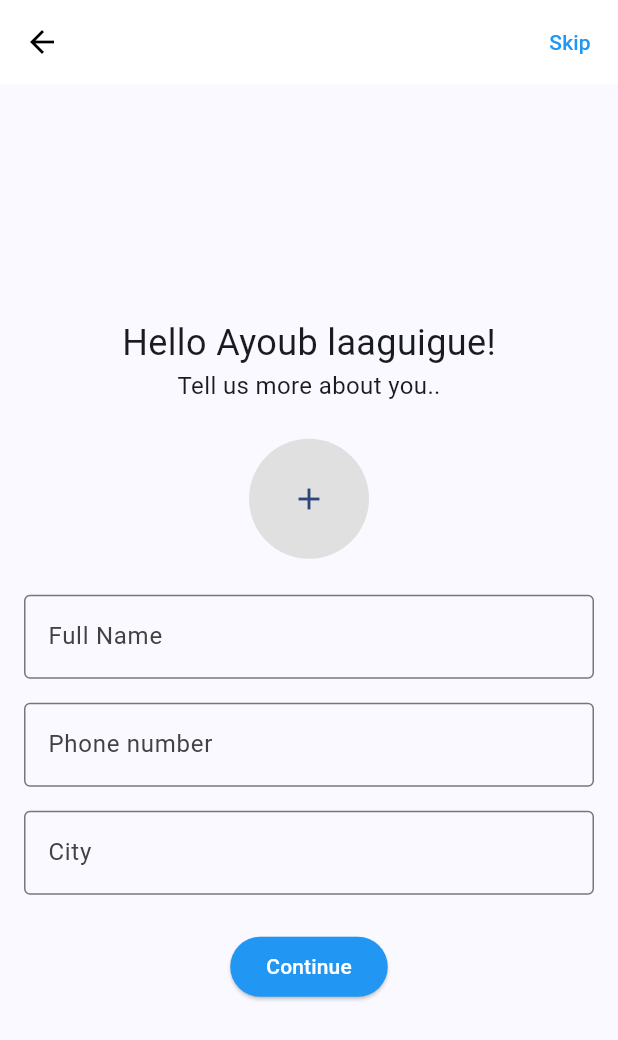
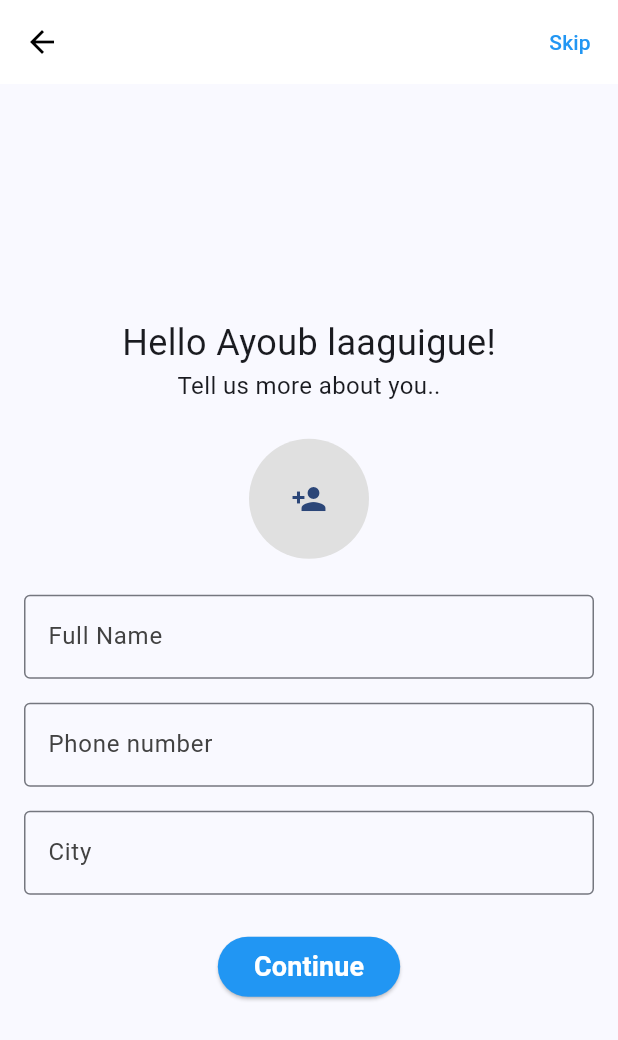
Before and after one commit to laaguigue/washaa, a Flutter app: the ProfilePage screen opened directly, on a phone screen of 412 x 824 dp. Shown: the top 1040 px of the screen. Run offline on Flutter 3.47's test engine with Material 3 defaults, Android fonts, the light colour scheme and no system bars; our stand-ins replace animate_do, flutter_native_splash, image_picker, shared_preferences, smooth_page_indicator; accounts and stored records are empty.

Commit message:
all the work is here in code feel free ❤️❤️❤️❤️👌👌👌👌😢😢

```diff
--- a/lib/auth/screens/Profile_Page.dart
+++ b/lib/auth/screens/Profile_Page.dart
@@ -1,24 +1,44 @@
+import 'dart:io';
 import 'package:flutter/material.dart';
+import 'package:image_picker/image_picker.dart';
 
-class ProfilePage extends StatelessWidget {
+class ProfilePage extends StatefulWidget {
+  @override
+  _ProfilePageState createState() => _ProfilePageState();
+}
+
+class _ProfilePageState extends State<ProfilePage> {
+  File? _image;
+
+  Future<void> _pickImage() async {
+    try {
+      final pickedFile =
+          await ImagePicker().pickImage(source: ImageSource.gallery);
+      if (pickedFile != null) {
+        setState(() {
+          _image = File(pickedFile.path);
+        });
+      }
+    } catch (e) {
+      print('hade lcode makhadamach khouya : $e');
+    }
+  }
+
   @override
   Widget build(BuildContext context) {
     return Scaffold(
       appBar: AppBar(
         leading: BackButton(
-          color: Colors.black, // adjust the color to match your design
+          color: Colors.black,
         ),
-        backgroundColor: Colors.white, // Color for AppBar
-        elevation: 0, // Remove shadow
+        backgroundColor: Colors.white,
+        elevation: 0,
         actions: [
           TextButton(
-            onPressed: () {
-              // Define the action for the skip button
-            },
+            onPressed: () {},
             child: Text(
               'Skip',
-              style: TextStyle(
-                  color: Colors.blue), // adjust the color to match your design
+              style: TextStyle(color: Colors.blue),
             ),
           ),
         ],
@@ -30,24 +50,29 @@ class ProfilePage extends StatelessWidget {
           children: <Widget>[
             Text(
               'Hello Ayoub laaguigue!',
-              style: TextStyle(
-                  fontSize: 24.0), // adjust the styling to match your design
+              style: TextStyle(fontSize: 24.0),
             ),
             Text(
               'Tell us more about you..',
-              style: TextStyle(
-                  fontSize: 16.0), // adjust the styling to match your design
+              style: TextStyle(fontSize: 16.0),
             ),
             SizedBox(height: 24.0),
             CircleAvatar(
-              radius: 40, // adjust the size to match your design
+              radius: 40,
               backgroundColor: Colors.grey.shade300,
-              child: IconButton(
-                icon: Icon(Icons.add),
-                onPressed: () {
-                  // Define the action for the add profile picture button
-                },
-              ),
+              child: _image == null
+                  ? IconButton(
+                      icon: Icon(Icons.person_add),
+                      onPressed: _pickImage,
+                    )
+                  : ClipOval(
+                      child: Image.file(
+                        _image!,
+                        width: 80,
+                        height: 80,
+                        fit: BoxFit.cover,
+                      ),
+                    ),
             ),
             SizedBox(height: 24.0),
             TextField(
@@ -72,7 +97,7 @@ class ProfilePage extends StatelessWidget {
                     OutlineInputBorder(), // Adds a border around the TextField
                 labelText: 'Phone number',
                 hintText: 'Phone number',
-                prefixText: '+212 ', // adjust the prefix as needed
+                prefixText: '+212   ', // adjust the prefix as needed
                 labelStyle: TextStyle(
                   fontSize: 16.0, // Adjusts the font size of the label
                   color: Colors.grey[800], // Changes the label text color
@@ -102,13 +127,19 @@ class ProfilePage extends StatelessWidget {
             SizedBox(height: 24.0),
             ElevatedButton(
               style: ElevatedButton.styleFrom(
+                shape: RoundedRectangleBorder(
+                    borderRadius: BorderRadius.circular(50)),
                 foregroundColor: Colors.white,
-                backgroundColor: Colors.blue, // foreground (text) color
+                backgroundColor: Colors.blue,
               ),
-              onPressed: () {
-                // Define what happens when the button is pressed
-              },
-              child: Text('Continue'),
+              onPressed: () {},
+              child: Text(
+                'Continue',
+                style: TextStyle(
+                    fontWeight: FontWeight.w600,
+                    fontSize: 18,
+                    color: Colors.white),
+              ),
             ),
           ],
         ),
--- a/pubspec.yaml
+++ b/pubspec.yaml
@@ -18,11 +18,14 @@ dependencies:
   smooth_page_indicator: ^1.1.0
   shared_preferences: ^2.2.2 #the shared_preferences made in my case to just show the onbording screens anly one time.
   animate_do: ^3.3.4
+  image_picker: ^1.0.7
 
 dev_dependencies:
   flutter_test:
     sdk: flutter
   flutter_launcher_icons: 0.13.1 # Add flutter_launcher_icons here
+
+
 
 flutter:
   uses-material-design: true
```
Also changed, not shown: pubspec.lock, 7 other files.
